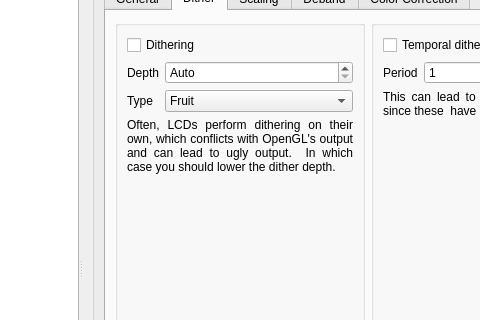
Qt form settingswindow.ui (mpc-qt/mpc-qt) before a commit; both pictures show x 82 to 562 and y 112 to 432 of the 752 by 787 pixel window.
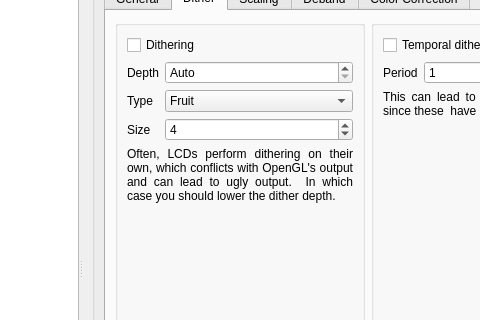
The same form after that commit. The open tabs and pages were chosen to show the change. Icons and pictures are not drawn.

Commit message:
settingswindow: pass along some more settings
Mainly related to the vo cmdline I had before.

```diff
--- a/settingswindow.ui
+++ b/settingswindow.ui
@@ -1028,6 +1028,26 @@
                          </item>
                         </widget>
                        </item>
+                       <item row="2" column="0">
+                        <widget class="QLabel" name="label">
+                         <property name="text">
+                          <string>Size</string>
+                         </property>
+                        </widget>
+                       </item>
+                       <item row="2" column="1">
+                        <widget class="QSpinBox" name="spinBox">
+                         <property name="minimum">
+                          <number>2</number>
+                         </property>
+                         <property name="maximum">
+                          <number>8</number>
+                         </property>
+                         <property name="value">
+                          <number>4</number>
+                         </property>
+                        </widget>
+                       </item>
                       </layout>
                      </item>
                      <item>
```
Left out of the diff: 4 changed lines with no effect on the pictures. The commit also changes 1 other file.
